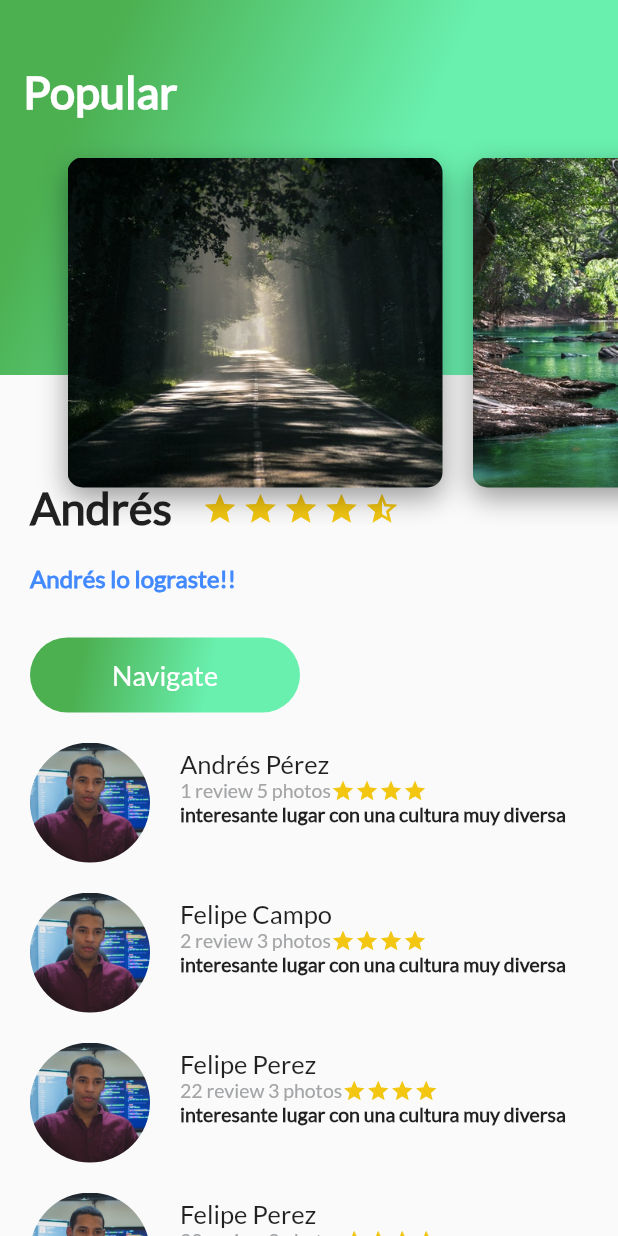
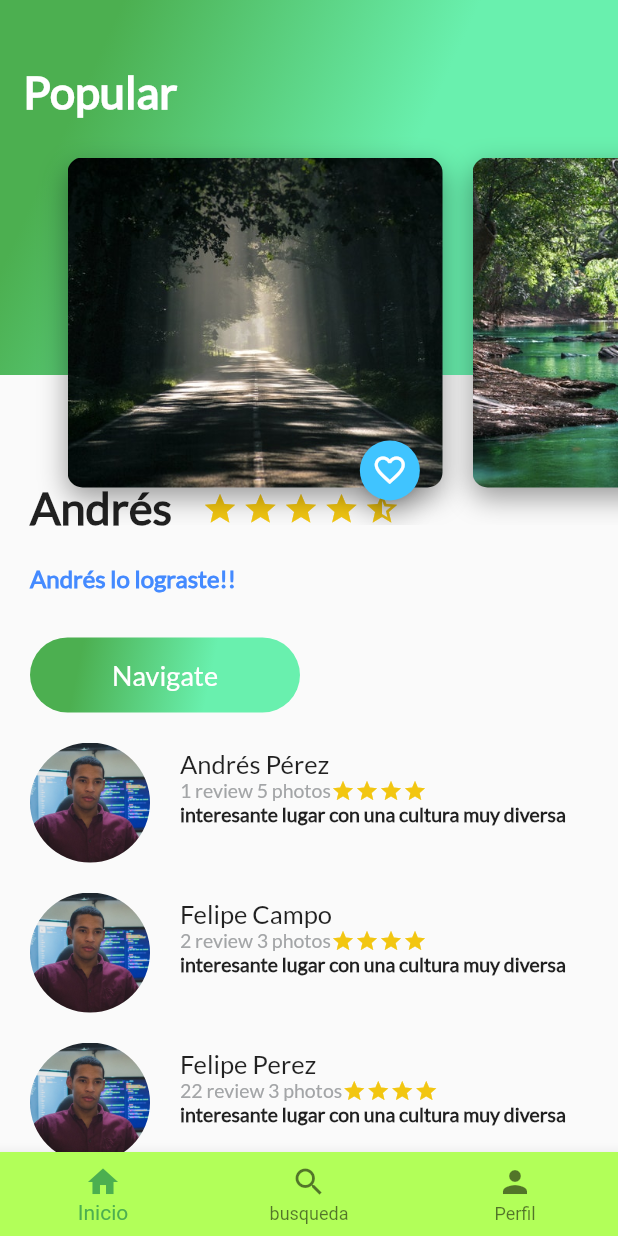
Before and after one commit to AndresPerezfc/platzitrips, a Flutter app: the screen it shows after launch, on a phone screen of 412 x 824 dp. Run offline on Flutter 3.47's test engine with Material 2 defaults, Android fonts, the phone set to English and light mode, and no system bars.

Commit message:
StatefullWidgesds agregados y terminado lo basic

```diff
--- a/lib/card_image.dart
+++ b/lib/card_image.dart
@@ -1,4 +1,5 @@
 import 'package:flutter/material.dart';
+import 'floating_action_button_green.dart';
 
 class CardImage extends StatelessWidget {
   final String pathImage;
@@ -6,13 +7,16 @@ class CardImage extends StatelessWidget {
   CardImage(this.pathImage);
   @override
   Widget build(BuildContext context) {
-    return Container(
+    return Stack(
+      alignment: Alignment(0.9, 1.1),
+      children: <Widget>[
+        Container(
           height: 350.0,
           width: 250.0,
           margin: EdgeInsets.only(top: 80.0, left: 20.0),
           decoration: BoxDecoration(
-          image:
-              DecorationImage(fit: BoxFit.cover, image: AssetImage(pathImage)),
+              image: DecorationImage(
+                  fit: BoxFit.cover, image: AssetImage(pathImage)),
               borderRadius: BorderRadius.all(Radius.circular(10.0)),
               shape: BoxShape.rectangle,
               boxShadow: <BoxShadow>[
@@ -22,6 +26,9 @@ class CardImage extends StatelessWidget {
                   offset: Offset(0.0, 7.0),
                 )
               ]),
+        ),
+        FloatingActionButtonGreen(),
+      ],
     );
   }
 }
--- /dev/null
+++ b/lib/floating_action_button_green.dart
@@ -0,0 +1,36 @@
+import 'package:flutter/material.dart';
+
+class FloatingActionButtonGreen extends StatefulWidget {
+  @override
+  _FloatingActionButtonGreenState createState() =>
+      _FloatingActionButtonGreenState();
+}
+
+class _FloatingActionButtonGreenState extends State<FloatingActionButtonGreen> {
+  var isPressed = false;
+  void onPressedFav() {
+    setState(() {
+      isPressed = !isPressed;
+
+      Scaffold.of(context).showSnackBar(SnackBar(
+        backgroundColor: Colors.lightBlueAccent,
+        content:
+            Text(isPressed ? "Agregado a favoritos" : "Quitado de favoritos"),
+      ));
+    });
+  }
+
+  @override
+  Widget build(BuildContext context) {
+    return FloatingActionButton(
+      backgroundColor: !isPressed ? Colors.lightBlueAccent : Colors.red,
+      mini: true,
+      tooltip: "Fav",
+      child: Icon(
+        Icons.favorite_border,
+        color: Colors.white,
+      ),
+      onPressed: onPressedFav,
+    );
+  }
+}
--- /dev/null
+++ b/lib/home_page.dart
@@ -0,0 +1,22 @@
+import 'package:flutter/material.dart';
+import 'package:platzitrips/review_list.dart';
+
+import 'description_place.dart';
+import 'header_appbar.dart';
+
+class HomePage extends StatelessWidget {
+  @override
+  Widget build(BuildContext context) {
+    return Stack(
+      children: <Widget>[
+        ListView(
+          children: <Widget>[
+            DescriptionPlace('Andrés', 1, "Andrés lo lograste!!"),
+            ReviewList(),
+          ],
+        ),
+        HeaderAppbar()
+      ],
+    );
+  }
+}
--- a/lib/main.dart
+++ b/lib/main.dart
@@ -1,6 +1,7 @@
 import 'package:flutter/material.dart';
 import 'package:platzitrips/description_place.dart';
 import 'package:platzitrips/header_appbar.dart';
+import 'package:platzitrips/platziPage.dart';
 import 'package:platzitrips/review_list.dart';
 
 void main() {
@@ -18,25 +19,7 @@ class MyApp extends StatelessWidget {
         primarySwatch: Colors.green,
         visualDensity: VisualDensity.adaptivePlatformDensity,
       ),
-        home: Scaffold(
-          /*appBar: AppBar(
-            centerTitle: true,
-            title: Text(
-              'PlatziTrips',
-            ),
-          ), */
-          body: Stack(
-            children: <Widget>[
-              ListView(
-                children: <Widget>[
-                  DescriptionPlace('Andrés', 1, "Andrés lo lograste!!"),
-                  ReviewList(),
-                ],
-              ),
-              HeaderAppbar()
-            ],
-          ),
-        ) //////MyHomePage(title: 'Flutter Demo Home Page'),
+      home: PlatziPage(), //////MyHomePage(title: 'Flutter Demo Home Page'),
     );
   }
 }
--- /dev/null
+++ b/lib/platziPage.dart
@@ -0,0 +1,47 @@
+import 'package:flutter/material.dart';
+import 'package:platzitrips/home_page.dart';
+import 'package:platzitrips/profile_page.dart';
+import 'package:platzitrips/serach_page.dart';
+
+class PlatziPage extends StatefulWidget {
+  @override
+  _PlatziPageState createState() => _PlatziPageState();
+}
+
+class _PlatziPageState extends State<PlatziPage> {
+  int indexTap = 0;
+  final List<Widget> widgetsChildren = [
+    HomePage(),
+    SearchPage(),
+    ProfilePage()
+  ];
+
+  void onTapTapped(int index) {
+    setState(() {
+      indexTap = index;
+    });
+  }
+
+  @override
+  Widget build(BuildContext context) {
+    return Scaffold(
+      body: widgetsChildren[indexTap],
+      bottomNavigationBar: Theme(
+        data: Theme.of(context).copyWith(
+            canvasColor: Colors.lightGreenAccent,
+            primaryColor: Colors.greenAccent),
+        child: BottomNavigationBar(
+            onTap: onTapTapped,
+            currentIndex: indexTap,
+            items: [
+              BottomNavigationBarItem(
+                  icon: Icon(Icons.home), title: Text("Inicio")),
+              BottomNavigationBarItem(
+                  icon: Icon(Icons.search), title: Text("busqueda")),
+              BottomNavigationBarItem(
+                  icon: Icon(Icons.person), title: Text("Perfil")),
+            ]),
+      ),
+    );
+  }
+}
```
Also changed, not shown: lib/card_image_details.dart (added, +83 -0 lines), lib/profile_page.dart (added, +109 -0 lines), lib/serach_page.dart (added, +10 -0 lines). Lines whose indentation alone changed are shown as unchanged.
